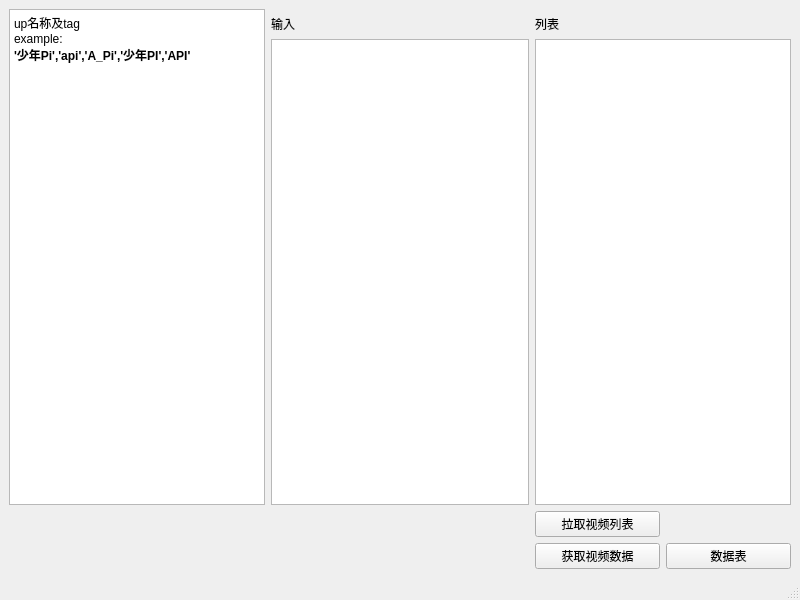
Before: the Qt Designer form test.ui in Dizero1/ups-relationship, drawn with Qt 5.
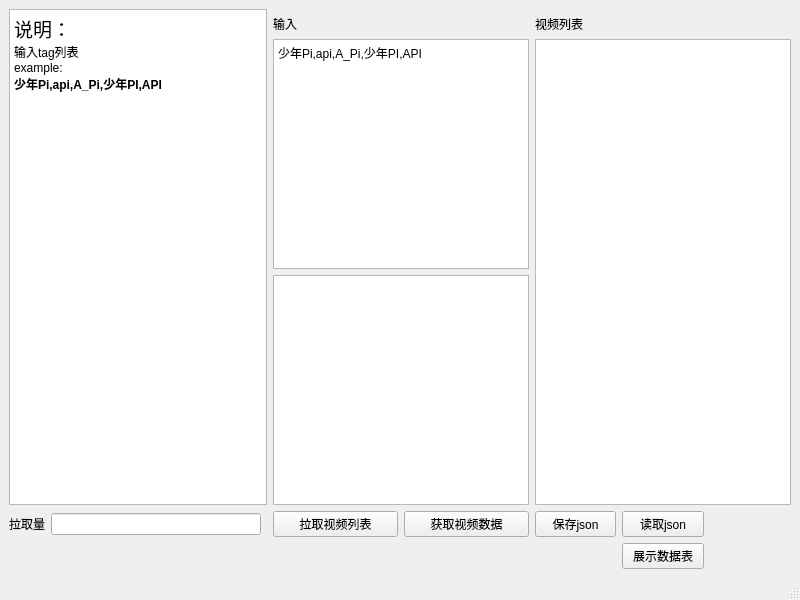
After: the same form once the commit is applied.

Commit message: 图形化界面基本完成

Patch:
```diff
--- a/test.ui
+++ b/test.ui
@@ -14,62 +14,108 @@
    <string>MainWindow</string>
   </property>
   <widget class="QWidget" name="centralwidget">
-   <layout class="QGridLayout" name="gridLayout">
-    <item row="1" column="2">
+   <layout class="QGridLayout" name="gridLayout" rowminimumheight="0,0,0,0,0,0,0,0,0,0,0,0,0">
+    <item row="1" column="5">
+     <widget class="QLabel" name="labell">
+      <property name="text">
+       <string>视频列表</string>
+      </property>
+     </widget>
+    </item>
+    <item row="1" column="3">
      <widget class="QLabel" name="label">
       <property name="text">
        <string>输入</string>
       </property>
      </widget>
     </item>
-    <item row="1" column="4">
-     <widget class="QLabel" name="label_2">
-      <property name="text">
-       <string>列表</string>
-      </property>
-     </widget>
-    </item>
-    <item row="4" column="5">
-     <widget class="QPushButton" name="pushButton_show">
-      <property name="text">
-       <string>数据表</string>
-      </property>
-     </widget>
-    </item>
-    <item row="4" column="4">
-     <widget class="QPushButton" name="pushButton_2">
-      <property name="text">
-       <string>获取视频数据</string>
-      </property>
-     </widget>
-    </item>
-    <item row="2" column="4" colspan="2">
+    <item row="2" column="5" rowspan="2" colspan="3">
      <widget class="QListView" name="listView"/>
     </item>
-    <item row="0" column="0" rowspan="3" colspan="2">
+    <item row="4" column="6">
+     <widget class="QPushButton" name="pushButtonr">
+      <property name="text">
+       <string>读取json</string>
+      </property>
+     </widget>
+    </item>
+    <item row="3" column="3" colspan="2">
+     <widget class="QTextBrowser" name="textBrowser_2"/>
+    </item>
+    <item row="2" column="3" colspan="2">
+     <widget class="QPlainTextEdit" name="plainTextEdit">
+      <property name="plainText">
+       <string>少年Pi,api,A_Pi,少年PI,API</string>
+      </property>
+     </widget>
+    </item>
+    <item row="4" column="5">
+     <widget class="QPushButton" name="pushButtons">
+      <property name="text">
+       <string>保存json</string>
+      </property>
+     </widget>
+    </item>
+    <item row="0" column="0" rowspan="4" colspan="3">
      <widget class="QTextBrowser" name="textBrowser">
       <property name="html">
        <string>&lt;!DOCTYPE HTML PUBLIC &quot;-//W3C//DTD HTML 4.0//EN&quot; &quot;http://www.w3.org/TR/REC-html40/strict.dtd&quot;&gt;
 &lt;html&gt;&lt;head&gt;&lt;meta name=&quot;qrichtext&quot; content=&quot;1&quot; /&gt;&lt;style type=&quot;text/css&quot;&gt;
 p, li { white-space: pre-wrap; }
 &lt;/style&gt;&lt;/head&gt;&lt;body style=&quot; font-family:'SimSun'; font-size:9.06294pt; font-weight:400; font-style:normal;&quot;&gt;
-&lt;p style=&quot; margin-top:0px; margin-bottom:0px; margin-left:0px; margin-right:0px; -qt-block-indent:0; text-indent:0px;&quot;&gt;&lt;span style=&quot; font-size:9.06294pt;&quot;&gt;up名称及tag&lt;/span&gt;&lt;/p&gt;
+&lt;p style=&quot; margin-top:0px; margin-bottom:0px; margin-left:0px; margin-right:0px; -qt-block-indent:0; text-indent:0px;&quot;&gt;&lt;span style=&quot; font-size:14pt;&quot;&gt;说明：&lt;/span&gt;&lt;/p&gt;
+&lt;p style=&quot; margin-top:0px; margin-bottom:0px; margin-left:0px; margin-right:0px; -qt-block-indent:0; text-indent:0px;&quot;&gt;&lt;span style=&quot; font-size:9.06294pt;&quot;&gt;输入tag列表&lt;/span&gt;&lt;/p&gt;
 &lt;p style=&quot; margin-top:0px; margin-bottom:0px; margin-left:0px; margin-right:0px; -qt-block-indent:0; text-indent:0px;&quot;&gt;&lt;span style=&quot; font-size:9.06294pt;&quot;&gt;example:&lt;/span&gt;&lt;/p&gt;
-&lt;p style=&quot; margin-top:0px; margin-bottom:0px; margin-left:0px; margin-right:0px; -qt-block-indent:0; text-indent:0px;&quot;&gt;&lt;span style=&quot; font-size:9.06294pt; font-weight:600;&quot;&gt;'少年Pi','api','A_Pi','少年PI','API'&lt;/span&gt;&lt;/p&gt;
+&lt;p style=&quot; margin-top:0px; margin-bottom:0px; margin-left:0px; margin-right:0px; -qt-block-indent:0; text-indent:0px;&quot;&gt;&lt;span style=&quot; font-size:9.06294pt; font-weight:600;&quot;&gt;少年Pi,api,A_Pi,少年PI,API&lt;/span&gt;&lt;/p&gt;
 &lt;p style=&quot;-qt-paragraph-type:empty; margin-top:0px; margin-bottom:0px; margin-left:0px; margin-right:0px; -qt-block-indent:0; text-indent:0px; font-size:9.06294pt;&quot;&gt;&lt;br /&gt;&lt;/p&gt;&lt;/body&gt;&lt;/html&gt;</string>
       </property>
      </widget>
     </item>
-    <item row="2" column="2">
-     <widget class="QTextEdit" name="textEdit"/>
+    <item row="4" column="1">
+     <widget class="QLineEdit" name="lineEdit"/>
     </item>
-    <item row="3" column="4">
-     <widget class="QPushButton" name="pushButton">
+    <item row="4" column="3">
+     <widget class="QPushButton" name="pushButtonl">
       <property name="text">
        <string>拉取视频列表</string>
       </property>
      </widget>
     </item>
+    <item row="4" column="0">
+     <widget class="QLabel" name="label_4">
+      <property name="text">
+       <string>拉取量</string>
+      </property>
+     </widget>
+    </item>
+    <item row="5" column="6">
+     <widget class="QPushButton" name="pushButtonshow">
+      <property name="text">
+       <string>展示数据表</string>
+      </property>
+     </widget>
+    </item>
+    <item row="4" column="4">
+     <widget class="QPushButton" name="pushButtonv">
+      <property name="text">
+       <string>获取视频数据</string>
+      </property>
+     </widget>
+    </item>
+    <item row="1" column="4">
+     <widget class="QLabel" name="labelt">
+      <property name="text">
+       <string/>
+      </property>
+     </widget>
+    </item>
+    <item row="5" column="3" colspan="2">
+     <widget class="QLabel" name="labeld">
+      <property name="text">
+       <string/>
+      </property>
+     </widget>
+    </item>
    </layout>
   </widget>
   <widget class="QMenuBar" name="menubar">
```
The commit also changes 3 other files.
